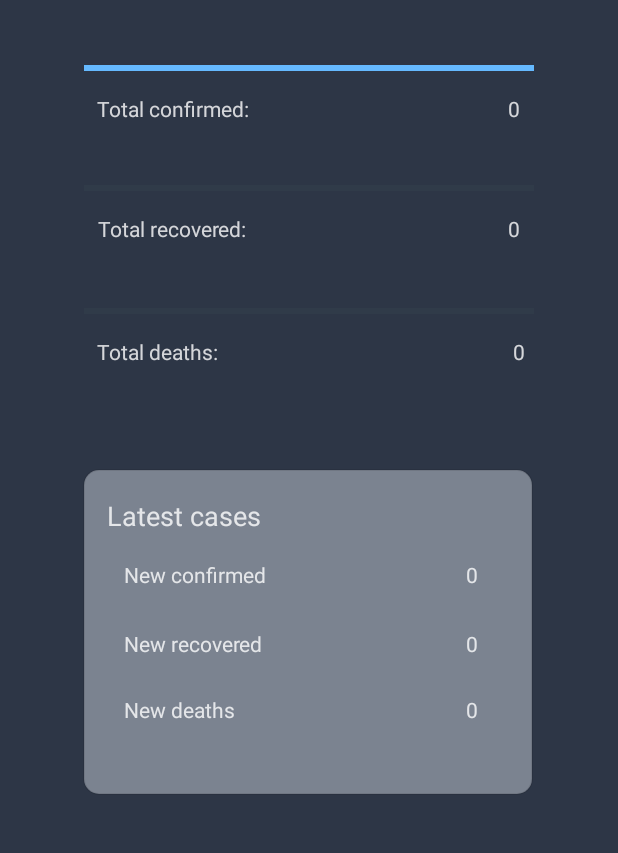
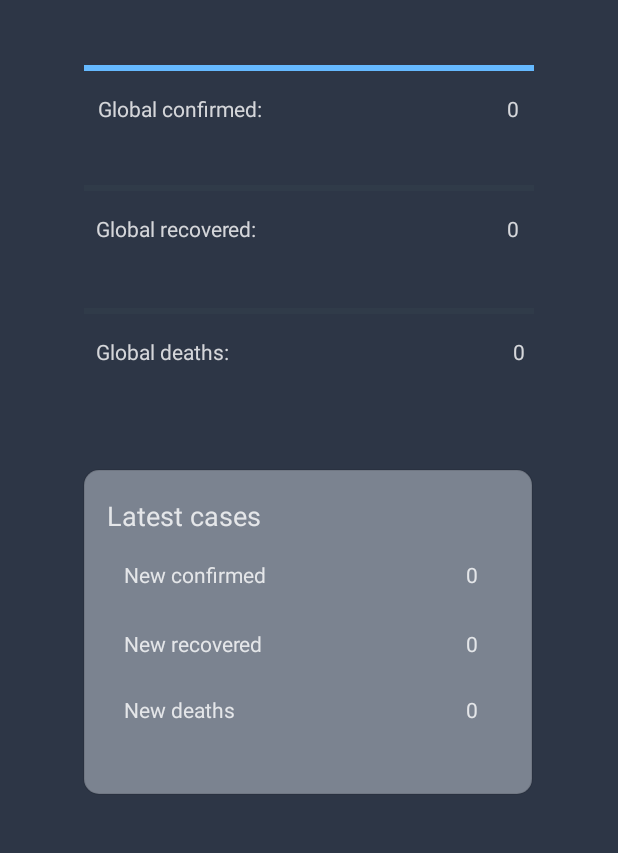
Before and after one commit to andras-adam/coronainfo, an Android app: the screen it shows after launch (HomeActivity), on a phone screen of 412 x 824 dp, the part 237-1090 px from its top. Run offline under Robolectric (Android 15) with nearby library versions, the phone set to English and light mode, and no system bars.

Commit message:
Update home screen texts

```diff
--- a/app/src/main/res/layout/activity_home.xml
+++ b/app/src/main/res/layout/activity_home.xml
@@ -87,10 +87,10 @@
         android:layout_width="wrap_content"
         android:layout_height="wrap_content"
         android:layout_marginTop="12dp"
-        android:text="@string/total_confirmed"
+        android:text="@string/global_confirmed"
         android:textColor="#CCFFFFFF"
         app:layout_constraintEnd_toEndOf="parent"
-        app:layout_constraintHorizontal_bias="0.209"
+        app:layout_constraintHorizontal_bias="0.216"
         app:layout_constraintStart_toStartOf="parent"
         app:layout_constraintTop_toBottomOf="@+id/progressTotalConfirmed" />
 
@@ -104,7 +104,7 @@
         android:textColor="#CCFFFFFF"
         app:layout_constraintBottom_toTopOf="@+id/progressTotalRecovered"
         app:layout_constraintEnd_toEndOf="parent"
-        app:layout_constraintHorizontal_bias="0.553"
+        app:layout_constraintHorizontal_bias="0.52"
         app:layout_constraintStart_toEndOf="@+id/textTotalConfirmed"
         app:layout_constraintTop_toBottomOf="@+id/progressTotalConfirmed"
         app:layout_constraintVertical_bias="0.0" />
@@ -132,10 +132,10 @@
         android:layout_width="wrap_content"
         android:layout_height="wrap_content"
         android:layout_marginTop="12dp"
-        android:text="@string/total_recovered"
+        android:text="@string/global_recovered"
         android:textColor="#CCFFFFFF"
         app:layout_constraintEnd_toEndOf="parent"
-        app:layout_constraintHorizontal_bias="0.208"
+        app:layout_constraintHorizontal_bias="0.211"
         app:layout_constraintStart_toStartOf="parent"
         app:layout_constraintTop_toBottomOf="@+id/progressTotalRecovered" />
 
@@ -149,7 +149,7 @@
         android:textColor="#CCFFFFFF"
         app:layout_constraintBottom_toTopOf="@+id/progressTotalDeaths"
         app:layout_constraintEnd_toEndOf="parent"
-        app:layout_constraintHorizontal_bias="0.557"
+        app:layout_constraintHorizontal_bias="0.532"
         app:layout_constraintStart_toEndOf="@+id/textTotalRecovered"
         app:layout_constraintTop_toBottomOf="@+id/progressTotalRecovered"
         app:layout_constraintVertical_bias="0.0" />
@@ -177,10 +177,10 @@
         android:layout_width="wrap_content"
         android:layout_height="wrap_content"
         android:layout_marginTop="12dp"
-        android:text="@string/total_deaths"
+        android:text="@string/global_deaths"
         android:textColor="#CCFFFFFF"
         app:layout_constraintEnd_toEndOf="parent"
-        app:layout_constraintHorizontal_bias="0.195"
+        app:layout_constraintHorizontal_bias="0.198"
         app:layout_constraintStart_toStartOf="parent"
         app:layout_constraintTop_toBottomOf="@+id/progressTotalDeaths" />
 
--- a/app/src/main/res/values/strings.xml
+++ b/app/src/main/res/values/strings.xml
@@ -3,6 +3,9 @@
     <string name="app_logo">Earth</string>
     <string name="search_button">Search button</string>
     <string name="search_hint">Country…</string>
+    <string name="global_confirmed">Global confirmed:</string>
+    <string name="global_recovered">Global recovered:</string>
+    <string name="global_deaths">Global deaths:</string>
     <string name="total_confirmed">Total confirmed:</string>
     <string name="total_recovered">Total recovered:</string>
     <string name="total_deaths">Total deaths:</string>
```
